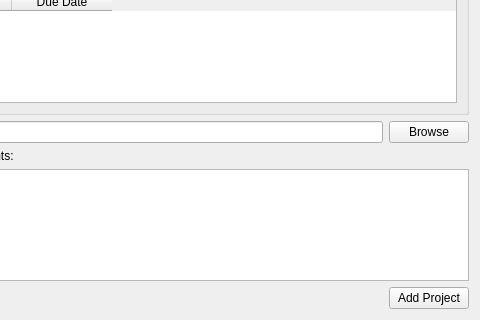
simplesports/ProjectManager, file Add_Project_GUI.ui: the form before one commit; both pictures show x 112 to 592 and y 404 to 724 of the 592 by 724 pixel window.
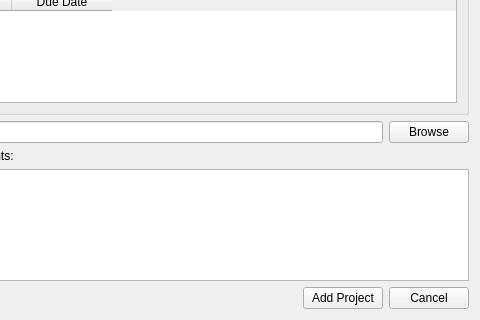
The form after the commit.

The edit to the form file:
```diff
--- a/Add_Project_GUI.ui
+++ b/Add_Project_GUI.ui
@@ -70,6 +70,13 @@
        </property>
       </widget>
      </item>
+     <item>
+      <widget class="QPushButton" name="Button_Cancel">
+       <property name="text">
+        <string>Cancel</string>
+       </property>
+      </widget>
+     </item>
     </layout>
    </item>
    <item row="5" column="1">
```
